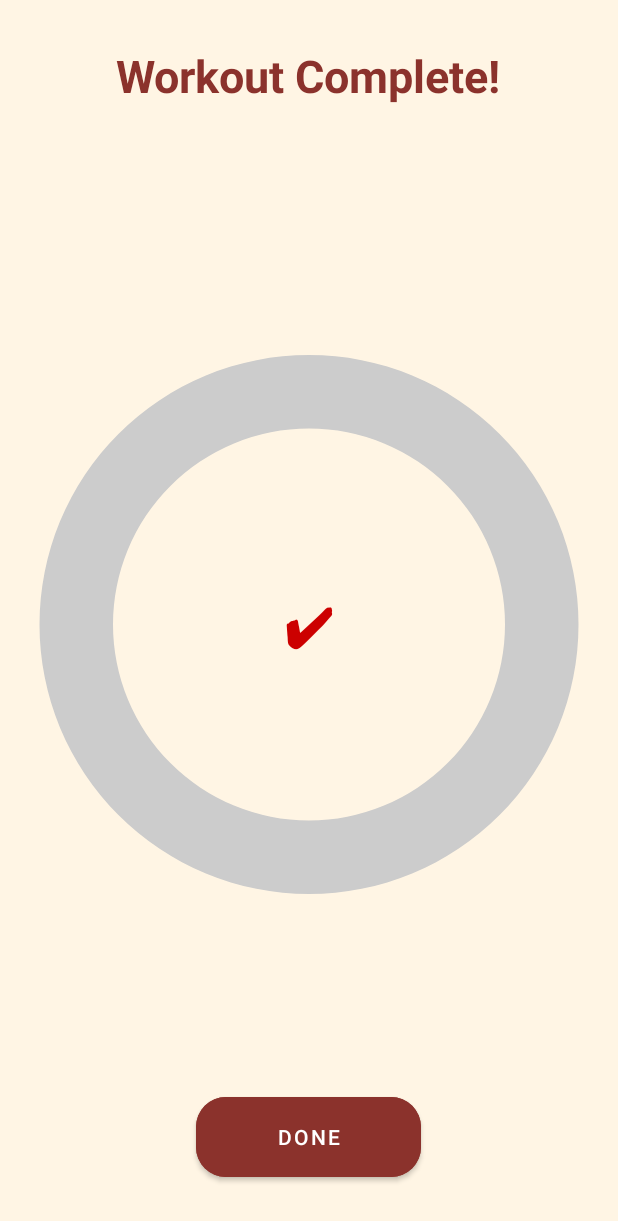
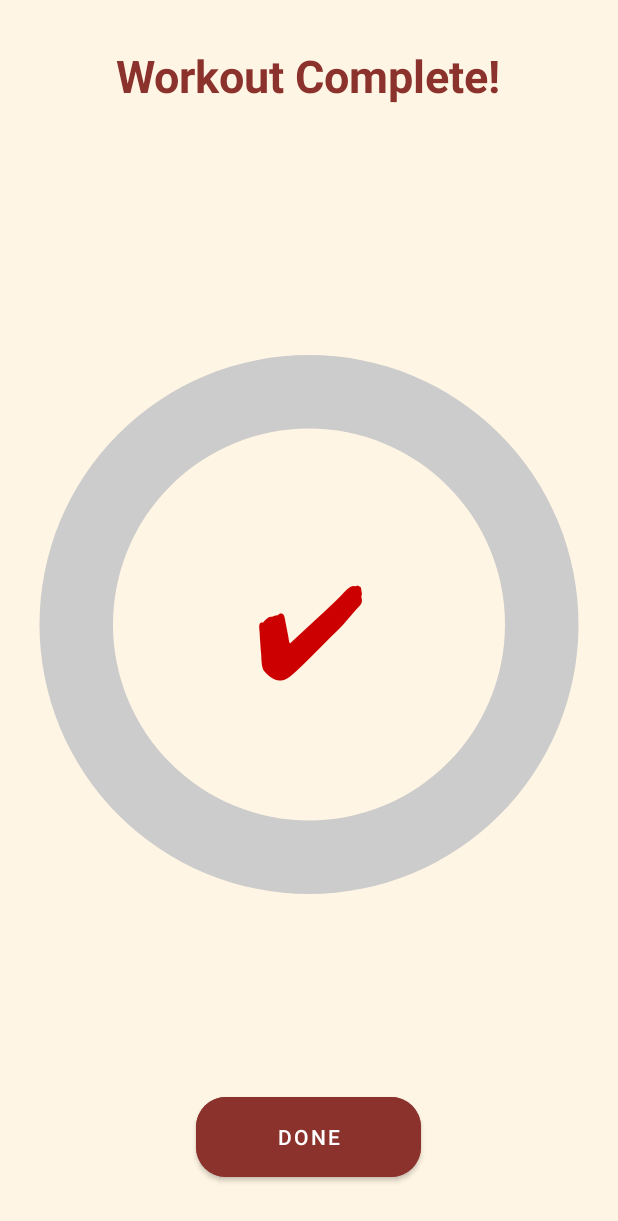
Before and after one commit to ruffaaaaa/fittrackapp, an Android app: the StartExerciseActivity screen opened directly, with no data from a screen before it, after a tap on "RESUME", on a phone screen of 412 x 824 dp. Shown: the top 1221 px of the screen. Run offline under Robolectric (Android 15) with nearby library versions, the phone set to English and light mode, and no system bars; 3 statements that could not run were skipped; 1 other tap on this screen came first.

Commit message:
workout history

```diff
--- a/app/src/main/java/com/example/fittrackapp/StartExerciseActivity.java
+++ b/app/src/main/java/com/example/fittrackapp/StartExerciseActivity.java
@@ -2,6 +2,8 @@ package com.example.fittrackapp;
 
 import android.content.Intent;
 import android.content.SharedPreferences;
+import android.content.res.ColorStateList;
+import android.graphics.Typeface;
 import android.os.Bundle;
 import android.os.CountDownTimer;
 import android.view.View;
@@ -11,6 +13,7 @@ import android.widget.TextView;
 import android.widget.Toast;
 
 import androidx.appcompat.app.AppCompatActivity;
+import androidx.core.content.ContextCompat;
 
 import com.example.fittrackapp.model.WorkoutDetail;
 
@@ -143,14 +146,20 @@ public class StartExerciseActivity extends AppCompatActivity {
             exerciseNameTextView.setText("Workout Complete!");
             instructionTextView.setText("");
             timerTextView.setText("✔");
+            timerTextView.setTextSize(80);
+            timerTextView.setTypeface(null, Typeface.BOLD);
+
             progressBar.setProgress(progressBar.getMax());
-            // Disable or hide buttons
+            progressBar.setProgressTintList(ColorStateList.valueOf(ContextCompat.getColor(this, android.R.color.holo_green_dark)));
+
             btnPauseResume.setEnabled(false);
-            btnPauseResume.setVisibility(View.GONE); // Hide pause/resume button
+            btnPauseResume.setVisibility(View.GONE);
+
             btnSkip.setEnabled(false);
-            btnSkip.setVisibility(View.GONE);        // Hide skip button
+            btnSkip.setVisibility(View.GONE);
 
             btnDone.setVisibility(View.VISIBLE);
+
             saveWorkoutToHistory();
         }
     }
@@ -238,8 +247,6 @@ public class StartExerciseActivity extends AppCompatActivity {
         editor.apply();
     }
 
-
-
     private void markDayAsCompleted() {
         if (day != null && !day.isEmpty()) {
             SharedPreferences prefs = getSharedPreferences("completed_exercises", MODE_PRIVATE);
```
